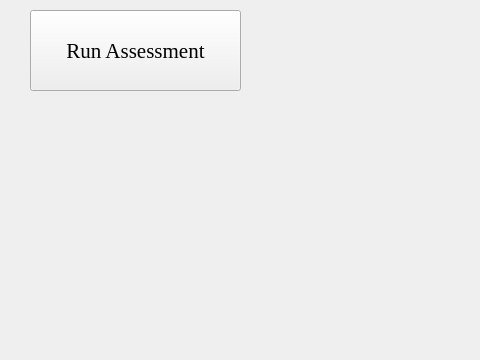
This is ui/main_menu.ui in DenisTrputec/DynamicStabilityAssessment as Qt 5 draws it before an edit; both pictures show x 0 to 480 and y 240 to 600 of the 800 by 600 pixel window. The edited form follows.
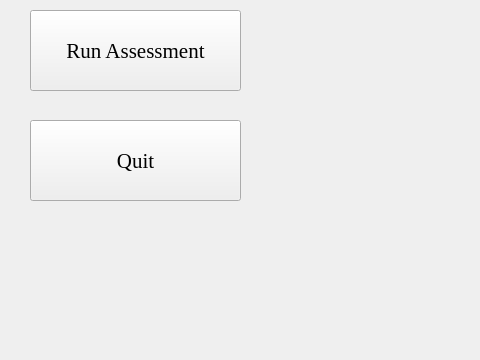
This is the edited form.

Commit message: Back button and Pick Element filter

```diff
--- a/ui/main_menu.ui
+++ b/ui/main_menu.ui
@@ -86,6 +86,28 @@
      <string>Run Assessment</string>
     </property>
    </widget>
+   <widget class="QPushButton" name="pb_quit">
+    <property name="geometry">
+     <rect>
+      <x>30</x>
+      <y>360</y>
+      <width>211</width>
+      <height>81</height>
+     </rect>
+    </property>
+    <property name="font">
+     <font>
+      <family>Times New Roman</family>
+      <pointsize>16</pointsize>
+     </font>
+    </property>
+    <property name="statusTip">
+     <string>Exit Application</string>
+    </property>
+    <property name="text">
+     <string>Quit</string>
+    </property>
+   </widget>
   </widget>
   <widget class="QMenuBar" name="menubar">
    <property name="geometry">
```
Left out of the diff: 2 changed lines with no effect on the pictures. The commit also changes 9 other files.
